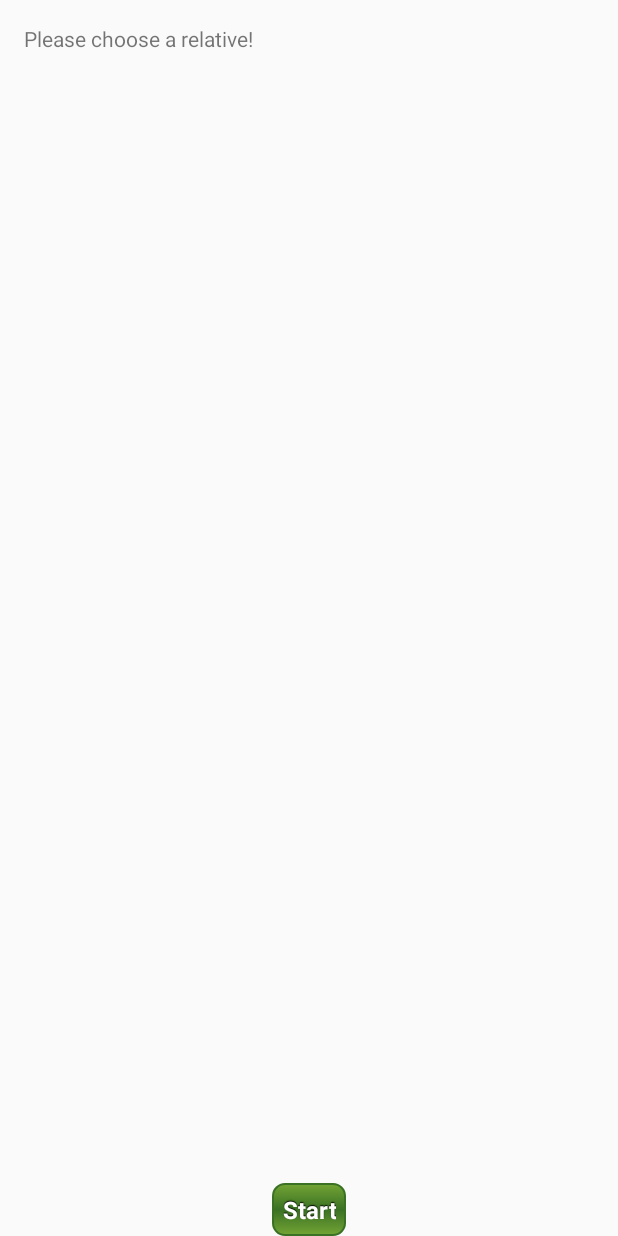
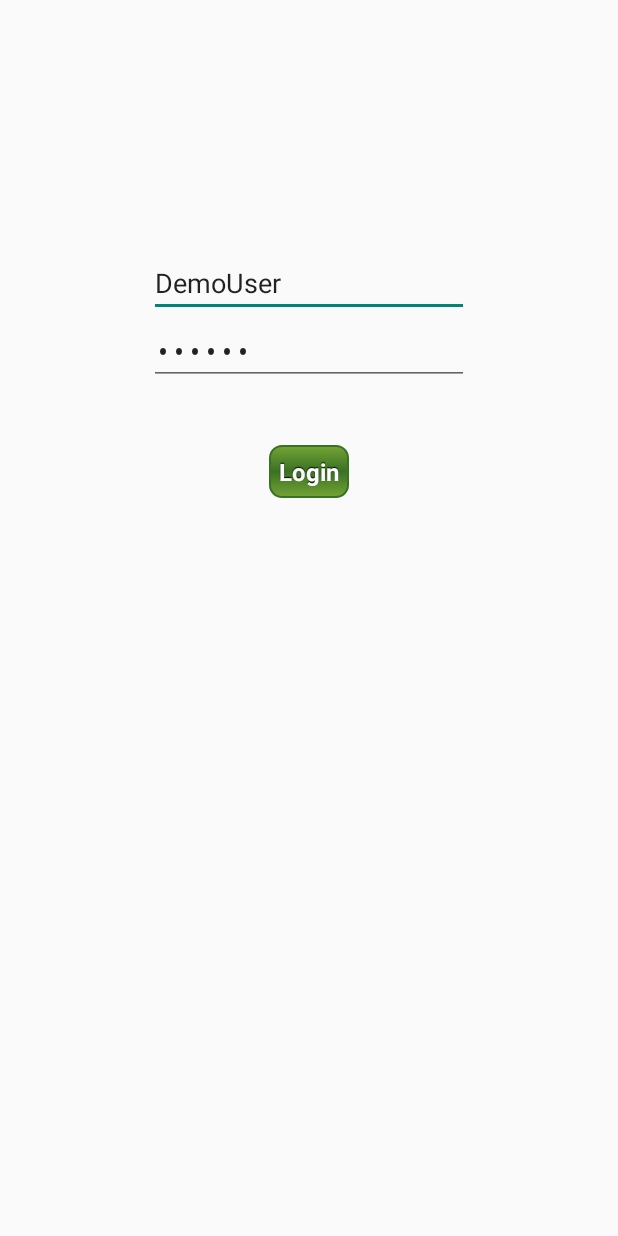
Before and after one commit to maxtile/smap-sekoia-theme-project, an Android app: the screen it shows after launch (MainActivity), on a phone screen of 412 x 824 dp. Run offline under Robolectric (Android 15) with nearby library versions, the phone set to English and light mode, and no system bars.

Commit message:
layout og oprydning i kode

```diff
--- a/app/src/main/java/com/example/sekoia/app/RelativesChooseActivity.java
+++ b/app/src/main/java/com/example/sekoia/app/RelativesChooseActivity.java
@@ -34,7 +34,6 @@ public class RelativesChooseActivity extends Activity {
     public final static String MESSAGE_NAME = "com.example.sekoia.app.MESSAGE_NAME";
     public final static String MESSAGE_PIC = "com.example.sekoia.app.MESSAGE_PIC";
 
-
     // Logcat TAG
     public static final String TAG = "SEKOIA_APP_RelativesChooseActivity";
 
@@ -49,10 +48,6 @@ public class RelativesChooseActivity extends Activity {
         setContentView(R.layout.activity_relatives);
         Log.d(TAG, "onCreate");
 
-        //mAdapter = new ArrayAdapter<String>(this, android.R.layout.activity_relatives, model);
-        //setListAdapter(mAdapter);
-
-        //populateRelativesList();
         populatListview();
         registerClickCallback();
         }
@@ -160,8 +155,6 @@ public class RelativesChooseActivity extends Activity {
         }
     }
 
-
-
     /** Defines callbacks for service binding, passed to bindService() */
     private ServiceConnection mConnection = new ServiceConnection() {
 
@@ -191,10 +184,6 @@ public class RelativesChooseActivity extends Activity {
                     if(mBound) {
                         model = mService.getData();
                         populatListview();
-                        //model = getTitles(mService.getData());
-                        //mAdapter = new ArrayAdapter<RelativesChooseActivity>(RelativesChooseActivity.this, android.R.layout.activity_relatives, model);
-                        //RelativesChooseActivity.this.setListAdapter(mAdapter);
-
                     }
                 }else{
                     Toast.makeText(RelativesChooseActivity.this, "Error downloading", Toast.LENGTH_LONG).show();
@@ -202,21 +191,4 @@ public class RelativesChooseActivity extends Activity {
             }
         }
     };
-
-
-    /*private List<String> getTitles(List<RelativeModel> relatives) {
-        ArrayList<RelativeModel> result = new ArrayList<RelativeModel>();
-        for(RelativeModel s : relatives) {
-            //result.add(s.getLastName());
-            //model.add(s.getFirstName());
-
-            //result.add(s.getLastName());
-        }
-        return result;*/
-    //}
-
-
-
-
-
 }
--- a/app/src/main/java/com/example/sekoia/app/RelativesMenuActivity.java
+++ b/app/src/main/java/com/example/sekoia/app/RelativesMenuActivity.java
@@ -11,7 +11,6 @@ import android.widget.ArrayAdapter;
 import android.widget.ImageView;
 import android.widget.ListView;
 import android.widget.TextView;
-import android.widget.Toast;
 import com.example.sekoia.app.models.ActivityModel;
 import com.example.sekoia.app.models.SekoiaApp;
 
@@ -29,28 +28,13 @@ public class RelativesMenuActivity extends Activity {
     // logcat tag:
     public static final String TAG = "SEKOIA_APP_RelativesMenuActivity";
 
-    /*String relativeName = "";
-    String relativeId = "";   // used for intent to start pictureActivity
-    int picPath = 0;*/
-
     private List<ActivityModel> activityList = new ArrayList<ActivityModel>();
-
 
     @Override
     protected void onCreate(Bundle savedInstanceState) {
         super.onCreate(savedInstanceState);
         setContentView(R.layout.activity_relatives_menu);
         Log.d(TAG, "onCreate");
-
-        // get data from intent:
-       /* Intent intent = getIntent();
-        if (intent != null) {
-            relativeName = intent.getStringExtra(RelativesChooseActivity.MESSAGE_NAME);
-            relativeId = intent.getStringExtra(RelativesChooseActivity.MESSAGE_ID);
-            picPath = intent.getIntExtra(RelativesChooseActivity.MESSAGE_PIC, 0);*/
-
-            //Log.d(TAG, "Intent recieved: NAME:" + relativeName + " ID: " + relativeId + "");
-        //}
 
         // populate view with name of relative and small image:
         TextView textViev = (TextView) findViewById(R.id.txt_menu_relative);
@@ -60,8 +44,6 @@ public class RelativesMenuActivity extends Activity {
         String picture = SekoiaApp.getContext().getCurrentRelative().getPicPath();
         int resID = getResources().getIdentifier(picture , "drawable", getPackageName());
         imageView.setImageResource(resID);
-
-
 
         // populate listview
         populateActivityList();
@@ -82,7 +64,6 @@ public class RelativesMenuActivity extends Activity {
         list.setAdapter(adapter);
     }
 
-
     private void registerClickCallback2(){
         ListView listview = (ListView) findViewById(R.id.activityListView);
         listview.setOnItemClickListener(new AdapterView.OnItemClickListener() {
@@ -98,24 +79,13 @@ public class RelativesMenuActivity extends Activity {
         });
     }
 
-
     private void startActivity(ActivityModel activityModel){
         if(activityModel.getActivityName()==getString(R.string.textView_menu_pictures)){
-
-            // TODO: Start pictures activity:
-
                 Intent intent = new Intent(this, PicturesActivity.class);
-                //intent.putExtra(MESSAGE_NAME, relativeName);
-                //intent.putExtra(MESSAGE_ID, relativeId);
                 startActivity(intent);
-
         }
-
         else{
-
             Intent intent = new Intent(this, EmptyActivity.class);
-            //intent.putExtra(MESSAGE_NAME, relativeName);
-            //intent.putExtra(MESSAGE_ID, relativeId);
             startActivity(intent);
         }
 
@@ -147,7 +117,5 @@ public class RelativesMenuActivity extends Activity {
 
             return itemView;
         }
-
-
     }
 }
--- a/app/src/main/res/layout/activity_main.xml
+++ b/app/src/main/res/layout/activity_main.xml
@@ -3,14 +3,10 @@
     android:id="@+id/container"
     android:layout_width="match_parent"
     android:layout_height="match_parent"
+    android:orientation="vertical"
     tools:context="com.example.sekoia.app.MainActivity"
     tools:ignore="MergeRootFrame" >
 
-    <Button
-        android:layout_width="wrap_content"
-        android:layout_height="wrap_content"
-        android:text="@string/startButton"
-        android:id="@+id/button"
-        android:onClick="onButtonStart"
-        android:layout_gravity="center_horizontal|bottom" />
+
+
 </FrameLayout>
--- a/app/src/main/res/layout/fragment_main.xml
+++ b/app/src/main/res/layout/fragment_main.xml
@@ -1,4 +1,4 @@
-<RelativeLayout xmlns:android="http://schemas.android.com/apk/res/android"
+<LinearLayout xmlns:android="http://schemas.android.com/apk/res/android"
     xmlns:tools="http://schemas.android.com/tools"
     android:layout_width="match_parent"
     android:layout_height="match_parent"
@@ -6,11 +6,35 @@
     android:paddingRight="@dimen/activity_horizontal_margin"
     android:paddingTop="@dimen/activity_vertical_margin"
     android:paddingBottom="@dimen/activity_vertical_margin"
+    android:orientation="vertical"
     tools:context="com.example.sekoia.app.MainActivity$PlaceholderFragment">
 
-    <TextView
-        android:text="@string/relativesTextView"
+    <EditText
         android:layout_width="wrap_content"
-        android:layout_height="wrap_content" />
+        android:layout_height="wrap_content"
+        android:inputType="textPersonName"
+        android:text="DemoUser"
+        android:layout_marginTop="150dp"
+        android:ems="10"
+        android:id="@+id/editText2"
+        android:layout_gravity="center" />
 
-</RelativeLayout>
+    <EditText
+        android:text="123456"
+        android:layout_width="wrap_content"
+        android:layout_height="wrap_content"
+        android:inputType="textPassword"
+        android:ems="10"
+        android:id="@+id/editText"
+        android:layout_gravity="center" />
+
+    <Button
+        android:layout_width="wrap_content"
+        android:layout_height="wrap_content"
+        android:text="@string/startButton"
+        android:layout_marginTop="40dp"
+        android:id="@+id/button"
+        android:onClick="onButtonStart"
+        android:layout_gravity="center_horizontal|bottom" />
+
+</LinearLayout>
--- a/app/src/main/res/values/strings.xml
+++ b/app/src/main/res/values/strings.xml
@@ -16,7 +16,7 @@
     <string name="action_settings">Settings</string>
     <string name="title_activity_relatives">Relatives</string>
     <string name="title_activity_relatives_menu">Activity</string>
-    <string name="startButton">Start</string>
+    <string name="startButton">Login</string>
 
     <!-- for layout activity_relatives -->
     <string name="relativesTextView">Please choose a relative!</string>
```
